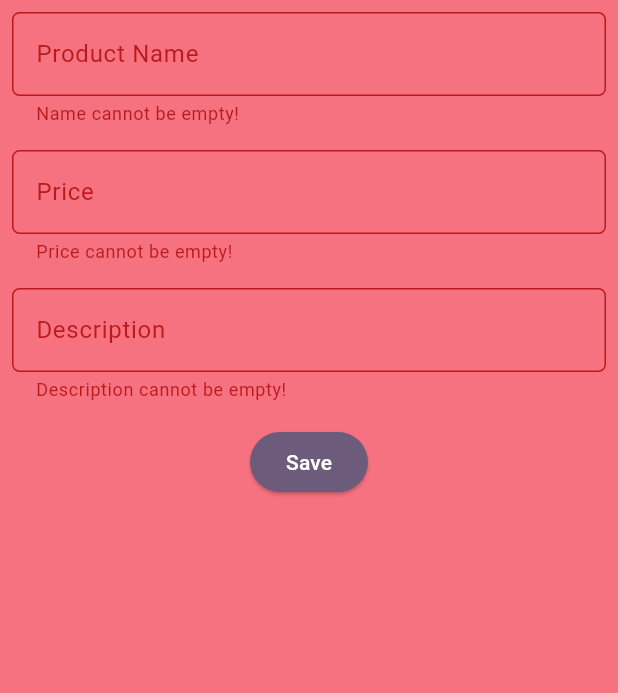
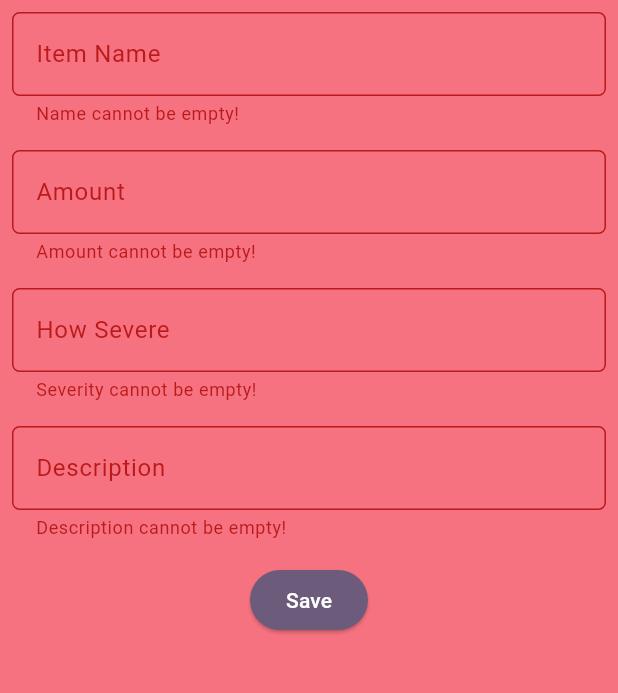
Before and after one commit to Hilmy224/InventoryTask-Mobile, a Flutter app: the ShopFormPage screen opened directly, after a tap on "Save", on a phone screen of 412 x 824 dp, the part 84-777 px from its top. Run offline on Flutter 3.47's test engine with Material 2 defaults, Android fonts, the phone set to English and light mode, and no system bars.

```diff
--- a/lib/screens/shoplist_form.dart
+++ b/lib/screens/shoplist_form.dart
@@ -11,7 +11,8 @@
 class _ShopFormPageState extends State<ShopFormPage> {
  final _formKey = GlobalKey<FormState>();
  String _name = "";
- int _price = 0;
+ int _amount = 0;
+ String _severity="";
  String _description = "";
 
  @override
@@ -34,58 +35,100 @@
           child: Column(
             crossAxisAlignment: CrossAxisAlignment.start,
             children: [
+              //Item Name Input
               Padding(
             padding: const EdgeInsets.all(8.0),
             child: TextFormField(
                 decoration: InputDecoration(
-              hintText: "Product Name",
-              labelText: "Product Name",
+                  hintText: "Item Name",
+                  labelText: "Item Name",
                   border: OutlineInputBorder(
                     borderRadius: BorderRadius.circular(5.0),
                   ),
                 ),
+
                 onChanged: (String? value) {
                   setState(() {
                     _name = value!;
                   });
                 },
+
                 validator: (String? value) {
                   if (value == null || value.isEmpty) {
                     return "Name cannot be empty!";
                   }
                   return null;
                 },
-          ),),
 
+              ),
+            ),
+
+           //Price Input
            Padding(
               padding: const EdgeInsets.all(8.0),
               child: TextFormField(
+
                 decoration: InputDecoration(
-      hintText: "Price",
-      labelText: "Price",
+                  hintText: "Amount",
+                  labelText: "Amount",
                   border: OutlineInputBorder(
                     borderRadius: BorderRadius.circular(5.0),
                   ),
                 ),
+
                 onChanged: (String? value) {
                   setState(() {
-        _price = int.parse(value!);
+                    _amount = int.parse(value!);
                   });
                 },
+
                 validator: (String? value) {
                   if (value == null || value.isEmpty) {
-        return "Price cannot be empty!";
+                    return "Amount cannot be empty!";
                   }
                   if (int.tryParse(value) == null) {
-        return "Price must be a number!";
+                    return "Amount must be a number!";
                   }
                   return null;
                 },
+
                 ),
               ),
+
+            //Severity Input
             Padding(
             padding: const EdgeInsets.all(8.0),
             child: TextFormField(
+
+              decoration: InputDecoration(
+                hintText: "How Severe",
+                labelText: "How Severe",
+                border: OutlineInputBorder(
+                  borderRadius: BorderRadius.circular(5.0),
+                ),
+              ),
+
+              onChanged: (String? value) {
+                setState(() {
+                  _severity = value!;
+                });
+              },
+
+              validator: (String? value) {
+                if (value == null || value.isEmpty) {
+                  return "Severity cannot be empty!";
+                }
+                return null;
+              },
+
+              ),
+            ),
+
+            //Description Input
+            Padding(
+            padding: const EdgeInsets.all(8.0),
+            child: TextFormField(
+
               decoration: InputDecoration(
                 hintText: "Description",
                 labelText: "Description",
@@ -93,29 +136,36 @@
                   borderRadius: BorderRadius.circular(5.0),
                 ),
               ),
+
               onChanged: (String? value) {
                 setState(() {
                   _description = value!;
                 });
               },
+
               validator: (String? value) {
                 if (value == null || value.isEmpty) {
                   return "Description cannot be empty!";
                 }
                 return null;
               },
+
               ),
             ),
 
+           //Popup
             Align(
             alignment: Alignment.bottomCenter,
             child: Padding(
               padding: const EdgeInsets.all(8.0),
+
               child: ElevatedButton(
+
                 style: ButtonStyle(
                 backgroundColor:
                 MaterialStateProperty.all(const Color(0xFF6C5B7B)),
                 ),
+
                 onPressed: () {
                 if (_formKey.currentState!.validate()) {
                 showDialog(
@@ -129,11 +179,13 @@
                             CrossAxisAlignment.start,
                         children: [
                           Text('Name: $_name'),
-                  Text('Harga: $_price'),
+                          Text('Harga: $_amount'),
+                          Text('Severity: $_severity'),
                           Text('Deskripisi: $_description'),
                         ],
                       ),
                     ),
+
                     actions: [
                       TextButton(
                         child: const Text('OK'),
@@ -148,6 +200,7 @@
                 );
                 }
                 },
+
                 child: const Text(
                 "Save",
                 style: TextStyle(color: Colors.white),
```
Also changed, not shown: 1 other file. Lines whose indentation alone changed are shown as unchanged.
